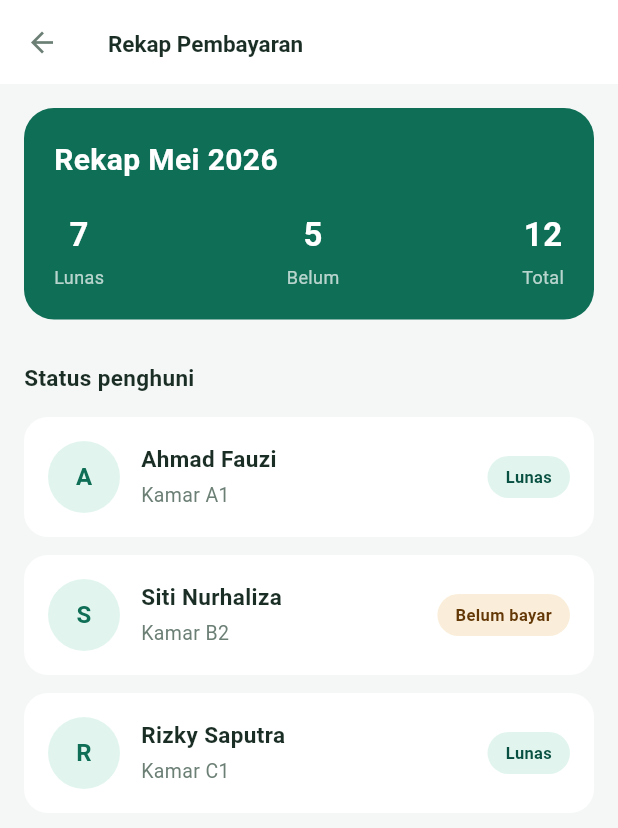
After one commit to vannnn14/Simkos_app, a Flutter app: the RekapPembayaranScreen screen opened directly, on a phone screen of 412 x 824 dp. The commit adds this screen. Shown: the top 828 px of the screen. Run offline on Flutter 3.47's test engine with Material 3 defaults, Android fonts, the phone set to English and light mode, and no system bars.

Commit message:
rekap pembayara

```diff
--- a/lib/screens/dashboard/dashboard_screen.dart
+++ b/lib/screens/dashboard/dashboard_screen.dart
@@ -5,6 +5,7 @@ import '../../widgets/stat_card.dart';
 import '../../widgets/bottom_nav.dart';
 import '../penghuni/penghuni_screen.dart';
 import '../tagihan/biaya_bulanan_screen.dart';
+import '../rekap/rekap_pembayaran_screen.dart';
 
 class DashboardScreen extends StatelessWidget {
   const DashboardScreen({super.key});
@@ -163,6 +164,14 @@ class DashboardScreen extends StatelessWidget {
                 icon: Icons.bar_chart_rounded,
                 title: 'Rekap pembayaran',
                 subtitle: 'Siapa sudah bayar',
+                onTap: () {
+                  Navigator.push(
+                    context,
+                    MaterialPageRoute(
+                      builder: (_) => const RekapPembayaranScreen(),
+                    ),
+                  );
+                },
               ),
 
               const SizedBox(height: 12),
--- /dev/null
+++ b/lib/screens/rekap/rekap_pembayaran_screen.dart
@@ -0,0 +1,228 @@
+import 'package:flutter/material.dart';
+import '../../theme/app_theme.dart';
+
+class RekapPembayaranScreen extends StatelessWidget {
+  const RekapPembayaranScreen({super.key});
+
+  @override
+  Widget build(BuildContext context) {
+    return Scaffold(
+      backgroundColor: AppColors.bgPage,
+
+      appBar: AppBar(
+        title: const Text('Rekap Pembayaran'),
+      ),
+
+      body: SingleChildScrollView(
+        padding: AppSpacing.pagePadding,
+
+        child: Column(
+          crossAxisAlignment: CrossAxisAlignment.start,
+          children: [
+
+            // ─── Ringkasan ─────────────────────────
+            Container(
+              width: double.infinity,
+              padding: const EdgeInsets.all(20),
+
+              decoration: BoxDecoration(
+                color: AppColors.primary600,
+                borderRadius: AppRadius.xl,
+              ),
+
+              child: Column(
+                crossAxisAlignment:
+                    CrossAxisAlignment.start,
+
+                children: [
+
+                  const Text(
+                    'Rekap Mei 2026',
+                    style: TextStyle(
+                      color: Colors.white,
+                      fontSize: 20,
+                      fontWeight: FontWeight.w700,
+                    ),
+                  ),
+
+                  const SizedBox(height: 20),
+
+                  Row(
+                    mainAxisAlignment:
+                        MainAxisAlignment.spaceBetween,
+
+                    children: [
+
+                      _summaryItem(
+                        title: 'Lunas',
+                        value: '7',
+                      ),
+
+                      _summaryItem(
+                        title: 'Belum',
+                        value: '5',
+                      ),
+
+                      _summaryItem(
+                        title: 'Total',
+                        value: '12',
+                      ),
+                    ],
+                  ),
+                ],
+              ),
+            ),
+
+            const SizedBox(height: 28),
+
+            // ─── List Penghuni ─────────────────────
+            const Text(
+              'Status penghuni',
+              style: AppText.h3,
+            ),
+
+            const SizedBox(height: 16),
+
+            _paymentCard(
+              nama: 'Ahmad Fauzi',
+              kamar: 'Kamar A1',
+              status: 'Lunas',
+            ),
+
+            const SizedBox(height: 12),
+
+            _paymentCard(
+              nama: 'Siti Nurhaliza',
+              kamar: 'Kamar B2',
+              status: 'Belum bayar',
+            ),
+
+            const SizedBox(height: 12),
+
+            _paymentCard(
+              nama: 'Rizky Saputra',
+              kamar: 'Kamar C1',
+              status: 'Lunas',
+            ),
+          ],
+        ),
+      ),
+    );
+  }
+
+  // ─── Summary Item ───────────────────────────────
+  Widget _summaryItem({
+    required String title,
+    required String value,
+  }) {
+    return Column(
+      children: [
+
+        Text(
+          value,
+          style: const TextStyle(
+            color: Colors.white,
+            fontSize: 22,
+            fontWeight: FontWeight.bold,
+          ),
+        ),
+
+        const SizedBox(height: 4),
+
+        Text(
+          title,
+          style: const TextStyle(
+            color: Colors.white70,
+            fontSize: 12,
+          ),
+        ),
+      ],
+    );
+  }
+
+  // ─── Payment Card ───────────────────────────────
+  Widget _paymentCard({
+    required String nama,
+    required String kamar,
+    required String status,
+  }) {
+    final bool lunas = status == 'Lunas';
+
+    return Container(
+      padding: const EdgeInsets.all(16),
+
+      decoration: BoxDecoration(
+        color: AppColors.white,
+        borderRadius: AppRadius.lg,
+      ),
+
+      child: Row(
+        children: [
+
+          CircleAvatar(
+            radius: 24,
+            backgroundColor: AppColors.primary50,
+
+            child: Text(
+              nama[0],
+              style: const TextStyle(
+                color: AppColors.primary600,
+                fontWeight: FontWeight.bold,
+              ),
+            ),
+          ),
+
+          const SizedBox(width: 14),
+
+          Expanded(
+            child: Column(
+              crossAxisAlignment:
+                  CrossAxisAlignment.start,
+
+              children: [
+
+                Text(
+                  nama,
+                  style: AppText.h3,
+                ),
+
+                const SizedBox(height: 4),
+
+                Text(
+                  kamar,
+                  style: AppText.bodyMuted,
+                ),
+              ],
+            ),
+          ),
+
+          Container(
+            padding: const EdgeInsets.symmetric(
+              horizontal: 12,
+              vertical: 6,
+            ),
+
+            decoration: BoxDecoration(
+              color: lunas
+                  ? AppColors.successBg
+                  : AppColors.warningBg,
+
+              borderRadius: AppRadius.pill,
+            ),
+
+            child: Text(
+              status,
+              style: TextStyle(
+                fontSize: 11,
+                fontWeight: FontWeight.w600,
+                color: lunas
+                    ? AppColors.successText
+                    : AppColors.warningText,
+              ),
+            ),
+          ),
+        ],
+      ),
+    );
+  }
+}
```
